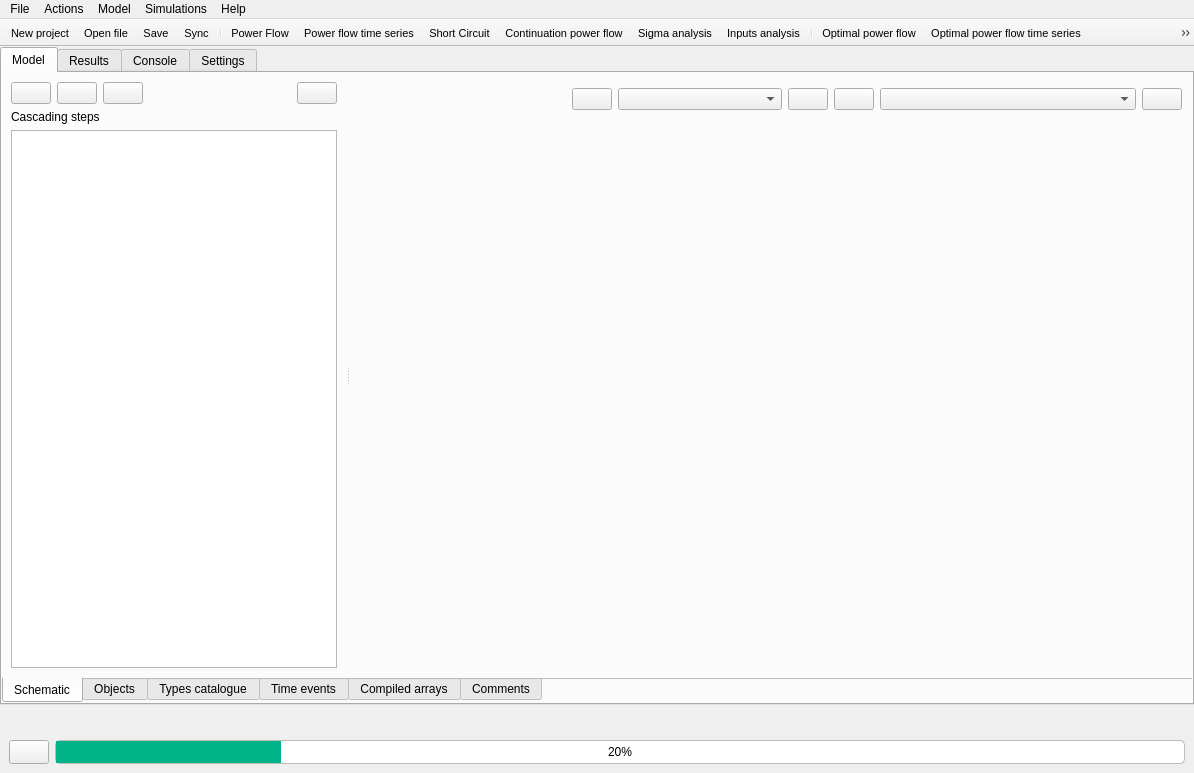
Old version of the form src/GridCal/Gui/Main/MainWindow.ui in the repository SanPen/GridCal.
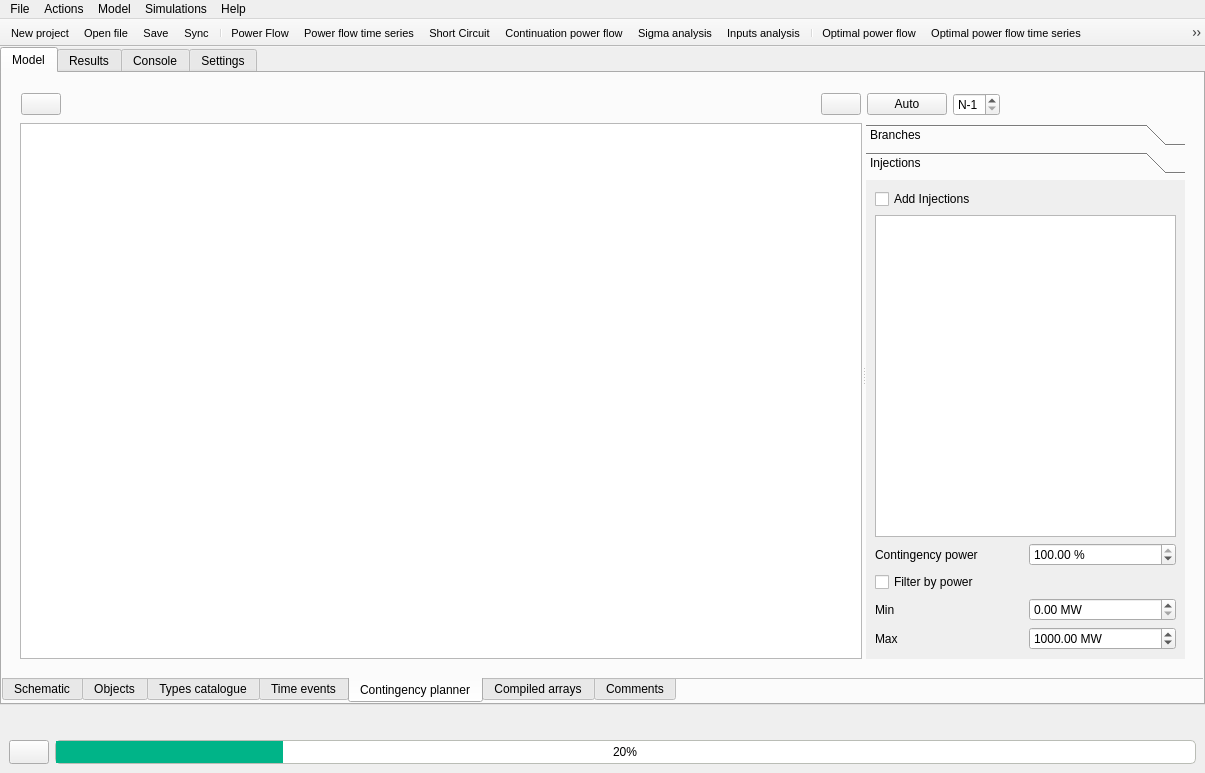
New version of the form. The open tabs and pages were chosen to show the change. Icons and pictures are not drawn.

Commit message: Fixed dc_opf test imports Added the contingency planner GUI

```diff
--- a/src/GridCal/Gui/Main/MainWindow.ui
+++ b/src/GridCal/Gui/Main/MainWindow.ui
@@ -6,7 +6,7 @@
    <rect>
     <x>0</x>
     <y>0</y>
-    <width>1194</width>
+    <width>1205</width>
     <height>773</height>
    </rect>
   </property>
@@ -1543,6 +1543,418 @@
             </item>
            </layout>
           </widget>
+          <widget class="QWidget" name="contingencyPlannerTab">
+           <attribute name="icon">
+            <iconset resource="icons.qrc">
+             <normaloff>:/Icons/icons/otdf.svg</normaloff>:/Icons/icons/otdf.svg</iconset>
+           </attribute>
+           <attribute name="title">
+            <string>Contingency planner</string>
+           </attribute>
+           <layout class="QVBoxLayout" name="verticalLayout_37">
+            <item>
+             <widget class="QFrame" name="frame_70">
+              <property name="frameShape">
+               <enum>QFrame::NoFrame</enum>
+              </property>
+              <property name="frameShadow">
+               <enum>QFrame::Raised</enum>
+              </property>
+              <layout class="QVBoxLayout" name="verticalLayout_39">
+               <item>
+                <widget class="QSplitter" name="splitter_3">
+                 <property name="orientation">
+                  <enum>Qt::Horizontal</enum>
+                 </property>
+                 <widget class="QFrame" name="frame_73">
+                  <property name="frameShape">
+                   <enum>QFrame::NoFrame</enum>
+                  </property>
+                  <property name="frameShadow">
+                   <enum>QFrame::Raised</enum>
+                  </property>
+                  <layout class="QVBoxLayout" name="verticalLayout_35">
+                   <property name="leftMargin">
+                    <number>0</number>
+                   </property>
+                   <property name="topMargin">
+                    <number>0</number>
+                   </property>
+                   <property name="rightMargin">
+                    <number>0</number>
+                   </property>
+                   <property name="bottomMargin">
+                    <number>0</number>
+                   </property>
+                   <item>
+                    <widget class="QFrame" name="frame_69">
+                     <property name="frameShape">
+                      <enum>QFrame::NoFrame</enum>
+                     </property>
+                     <property name="frameShadow">
+                      <enum>QFrame::Raised</enum>
+                     </property>
+                     <layout class="QHBoxLayout" name="horizontalLayout_35">
+                      <property name="leftMargin">
+                       <number>1</number>
+                      </property>
+                      <property name="topMargin">
+                       <number>2</number>
+                      </property>
+                      <property name="rightMargin">
+                       <number>1</number>
+                      </property>
+                      <property name="bottomMargin">
+                       <number>2</number>
+                      </property>
+                      <item>
+                       <widget class="QPushButton" name="newContingencyPlanButton">
+                        <property name="text">
+                         <string/>
+                        </property>
+                        <property name="icon">
+                         <iconset resource="icons.qrc">
+                          <normaloff>:/Icons/icons/new.svg</normaloff>:/Icons/icons/new.svg</iconset>
+                        </property>
+                       </widget>
+                      </item>
+                      <item>
+                       <spacer name="horizontalSpacer_25">
+                        <property name="orientation">
+                         <enum>Qt::Horizontal</enum>
+                        </property>
+                        <property name="sizeHint" stdset="0">
+                         <size>
+                          <width>634</width>
+                          <height>20</height>
+                         </size>
+                        </property>
+                       </spacer>
+                      </item>
+                      <item>
+                       <widget class="QPushButton" name="deleteContingencyButton">
+                        <property name="text">
+                         <string/>
+                        </property>
+                        <property name="icon">
+                         <iconset resource="icons.qrc">
+                          <normaloff>:/Icons/icons/delete3.svg</normaloff>:/Icons/icons/delete3.svg</iconset>
+                        </property>
+                       </widget>
+                      </item>
+                     </layout>
+                    </widget>
+                   </item>
+                   <item>
+                    <widget class="QTreeView" name="contingencyPlannerTreeView"/>
+                   </item>
+                  </layout>
+                 </widget>
+                 <widget class="QFrame" name="frame_74">
+                  <property name="frameShape">
+                   <enum>QFrame::NoFrame</enum>
+                  </property>
+                  <property name="frameShadow">
+                   <enum>QFrame::Raised</enum>
+                  </property>
+                  <layout class="QVBoxLayout" name="verticalLayout_38">
+                   <property name="leftMargin">
+                    <number>0</number>
+                   </property>
+                   <property name="topMargin">
+                    <number>0</number>
+                   </property>
+                   <property name="rightMargin">
+                    <number>0</number>
+                   </property>
+                   <property name="bottomMargin">
+                    <number>0</number>
+                   </property>
+                   <item>
+                    <widget class="QFrame" name="frame_75">
+                     <property name="frameShape">
+                      <enum>QFrame::NoFrame</enum>
+                     </property>
+                     <property name="frameShadow">
+                      <enum>QFrame::Raised</enum>
+                     </property>
+                     <layout class="QHBoxLayout" name="horizontalLayout_37">
+                      <property name="leftMargin">
+                       <number>1</number>
+                      </property>
+                      <property name="topMargin">
+                       <number>2</number>
+                      </property>
+                      <property name="rightMargin">
+                       <number>1</number>
+                      </property>
+                      <property name="bottomMargin">
+                       <number>2</number>
+                      </property>
+                      <item>
+                       <widget class="QPushButton" name="autoNminusXButton">
+                        <property name="toolTip">
+                         <string>Automatically generate the all the N-x contingencies following the settings (see settings &gt; Con)</string>
+                        </property>
+                        <property name="text">
+                         <string>Auto</string>
+                        </property>
+                       </widget>
+                      </item>
+                      <item>
+                       <widget class="QSpinBox" name="contingencyNspinBox">
+                        <property name="prefix">
+                         <string>N-</string>
+                        </property>
+                        <property name="minimum">
+                         <number>1</number>
+                        </property>
+                        <property name="maximum">
+                         <number>2</number>
+                        </property>
+                       </widget>
+                      </item>
+                      <item>
+                       <spacer name="horizontalSpacer_27">
+                        <property name="orientation">
+                         <enum>Qt::Horizontal</enum>
+                        </property>
+                        <property name="sizeHint" stdset="0">
+                         <size>
+                          <width>40</width>
+                          <height>20</height>
+                         </size>
+                        </property>
+                       </spacer>
+                      </item>
+                     </layout>
+                    </widget>
+                   </item>
+                   <item>
+                    <widget class="QToolBox" name="toolBox">
+                     <property name="currentIndex">
+                      <number>1</number>
+                     </property>
+                     <widget class="QWidget" name="contingencyBranchesPage">
+                      <property name="geometry">
+                       <rect>
+                        <x>0</x>
+                        <y>0</y>
+                        <width>454</width>
+                        <height>442</height>
+                       </rect>
+                      </property>
+                      <attribute name="label">
+                       <string>Branches</string>
+                      </attribute>
+                      <layout class="QVBoxLayout" name="verticalLayout_40">
+                       <property name="leftMargin">
+                        <number>0</number>
+                       </property>
+                       <property name="topMargin">
+                        <number>0</number>
+                       </property>
+                       <property name="rightMargin">
+                        <number>0</number>
+                       </property>
+                       <property name="bottomMargin">
+                        <number>0</number>
+                       </property>
+                       <item>
+                        <widget class="QFrame" name="frame_71">
+                         <property name="frameShape">
+                          <enum>QFrame::NoFrame</enum>
+                         </property>
+                         <property name="frameShadow">
+                          <enum>QFrame::Raised</enum>
+                         </property>
+                         <layout class="QGridLayout" name="gridLayout_26">
+                          <item row="5" column="0">
+                           <widget class="QLabel" name="label_100">
+                            <property name="text">
+                             <string>Max</string>
+                            </property>
+                           </widget>
+                          </item>
+                          <item row="4" column="0">
+                           <widget class="QLabel" name="label_99">
+                            <property name="text">
+                             <string>Min</string>
+                            </property>
+                           </widget>
+                          </item>
+                          <item row="2" column="0" colspan="3">
+                           <widget class="QCheckBox" name="filterContingencyBranchesByVoltageCheckBox">
+                            <property name="text">
+                             <string>Filter branches by voltage</string>
+                            </property>
+                           </widget>
+                          </item>
+                          <item row="1" column="0" colspan="3">
+                           <widget class="QListView" name="contingencyBranchTypesListView"/>
+                          </item>
+                          <item row="0" column="0" colspan="3">
+                           <widget class="QCheckBox" name="addBranchesToContingencyCheckBox">
+                            <property name="text">
+                             <string>Add branches</string>
+                            </property>
+                            <property name="checked">
+                             <bool>true</bool>
+                            </property>
+                           </widget>
+                          </item>
+                          <item row="4" column="1" colspan="2">
+                           <widget class="QDoubleSpinBox" name="filterContingencyBranchesByVoltageMinSpinBox">
+                            <property name="suffix">
+                             <string> kV</string>
+                            </property>
+                            <property name="maximum">
+                             <double>99999999999.000000000000000</double>
+                            </property>
+                           </widget>
+                          </item>
+                          <item row="5" column="1" colspan="2">
+                           <widget class="QDoubleSpinBox" name="filterContingencyBranchesByVoltageMaxSpinBox">
+                            <property name="suffix">
+                             <string> kV</string>
+                            </property>
+                            <property name="maximum">
+                             <double>999999999999.000000000000000</double>
+                            </property>
+                            <property name="value">
+                             <double>600.000000000000000</double>
+                            </property>
+                           </widget>
+                          </item>
+                         </layout>
+                        </widget>
+                       </item>
+                      </layout>
+                     </widget>
+                     <widget class="QWidget" name="contingencyInjectionsPage">
+                      <property name="geometry">
+                       <rect>
+                        <x>0</x>
+                        <y>0</y>
+                        <width>454</width>
+                        <height>442</height>
+                       </rect>
+                      </property>
+                      <attribute name="label">
+                       <string>Injections</string>
+                      </attribute>
+                      <layout class="QVBoxLayout" name="verticalLayout_41">
+                       <property name="leftMargin">
+                        <number>0</number>
+                       </property>
+                       <property name="topMargin">
+                        <number>0</number>
+                       </property>
+                       <property name="rightMargin">
+                        <number>0</number>
+                       </property>
+                       <property name="bottomMargin">
+                        <number>0</number>
+                       </property>
+                       <item>
+                        <widget class="QFrame" name="frame_72">
+                         <property name="frameShape">
+                          <enum>QFrame::NoFrame</enum>
+                         </property>
+                         <property name="frameShadow">
+                          <enum>QFrame::Raised</enum>
+                         </property>
+                         <layout class="QGridLayout" name="gridLayout_27">
+                          <item row="1" column="0" colspan="2">
+                           <widget class="QListView" name="contingenctyInjectionsListView"/>
+                          </item>
+                          <item row="6" column="1">
+                           <widget class="QDoubleSpinBox" name="contingencyFilterInjectionsByPowerMinSpinBox">
+                            <property name="suffix">
+                             <string> MW</string>
+                            </property>
+                            <property name="maximum">
+                             <double>999999999999999.000000000000000</double>
+                            </property>
+                           </widget>
+                          </item>
+                          <item row="2" column="1">
+                           <widget class="QDoubleSpinBox" name="contingencyInjectionPowerReductionSpinBox">
+                            <property name="suffix">
+                             <string> %</string>
+                            </property>
+                            <property name="maximum">
+                             <double>100.000000000000000</double>
+                            </property>
+                            <property name="value">
+                             <double>100.000000000000000</double>
+                            </property>
+                           </widget>
+                          </item>
+                          <item row="2" column="0">
+                           <widget class="QLabel" name="label_112">
+                            <property name="text">
+                             <string>Contingency power</string>
+                            </property>
+                           </widget>
+                          </item>
+                          <item row="0" column="0" colspan="2">
+                           <widget class="QCheckBox" name="addInjectionsToContingencyCheckBox">
+                            <property name="text">
+                             <string>Add Injections</string>
+                            </property>
+                           </widget>
+                          </item>
+                          <item row="4" column="0" colspan="2">
+                           <widget class="QCheckBox" name="contingencyFilterInjectionsByPowerCheckBox">
+                            <property name="text">
+                             <string>Filter by power</string>
+                            </property>
+                           </widget>
+                          </item>
+                          <item row="7" column="1">
+                           <widget class="QDoubleSpinBox" name="contingencyFilterInjectionsByPowerMaxSpinBox">
+                            <property name="suffix">
+                             <string> MW</string>
+                            </property>
+                            <property name="maximum">
+                             <double>9999999999999.000000000000000</double>
+                            </property>
+                            <property name="value">
+                             <double>1000.000000000000000</double>
+                            </property>
+                           </widget>
+                          </item>
+                          <item row="6" column="0">
+                           <widget class="QLabel" name="label_110">
+                            <property name="text">
+                             <string>Min</string>
+                            </property>
+                           </widget>
+                          </item>
+                          <item row="7" column="0">
+                           <widget class="QLabel" name="label_111">
+                            <property name="text">
+                             <string>Max</string>
+                            </property>
+                           </widget>
+                          </item>
+                         </layout>
+                        </widget>
+                       </item>
+                      </layout>
+                     </widget>
+                    </widget>
+                   </item>
+                  </layout>
+                 </widget>
+                </widget>
+               </item>
+              </layout>
+             </widget>
+            </item>
+           </layout>
+          </widget>
           <widget class="QWidget" name="compiledArraysTab">
            <attribute name="icon">
             <iconset resource="icons.qrc">
@@ -7956,8 +8368,8 @@
     <rect>
      <x>0</x>
      <y>0</y>
-     <width>1194</width>
-     <height>21</height>
+     <width>1205</width>
+     <height>22</height>
     </rect>
    </property>
    <widget class="QMenu" name="menuProject">
```
Left out of the diff: 54 changed lines with no effect on the pictures. The commit also changes 3 other files.
